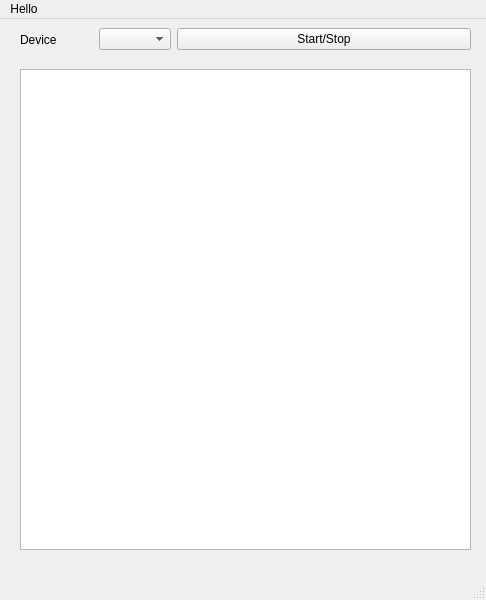
Qt form mainwindow.ui (suseong41/simplePcap) before a commit.
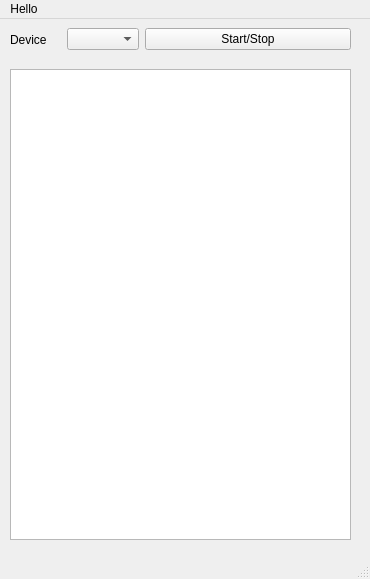
The same form after that commit.

```diff
--- a/mainwindow.ui
+++ b/mainwindow.ui
@@ -6,8 +6,8 @@
    <rect>
     <x>0</x>
     <y>0</y>
-    <width>486</width>
-    <height>600</height>
+    <width>370</width>
+    <height>579</height>
    </rect>
   </property>
   <property name="windowTitle">
@@ -17,9 +17,9 @@
    <widget class="QWidget" name="horizontalLayoutWidget">
     <property name="geometry">
      <rect>
-      <x>20</x>
+      <x>10</x>
       <y>0</y>
-      <width>451</width>
+      <width>341</width>
       <height>41</height>
      </rect>
     </property>
@@ -46,10 +46,10 @@
    <widget class="QTableWidget" name="packetTable">
     <property name="geometry">
      <rect>
-      <x>20</x>
+      <x>10</x>
       <y>50</y>
-      <width>451</width>
-      <height>481</height>
+      <width>341</width>
+      <height>471</height>
      </rect>
     </property>
    </widget>
@@ -59,7 +59,7 @@
     <rect>
      <x>0</x>
      <y>0</y>
-     <width>486</width>
+     <width>370</width>
      <height>33</height>
     </rect>
    </property>
```
